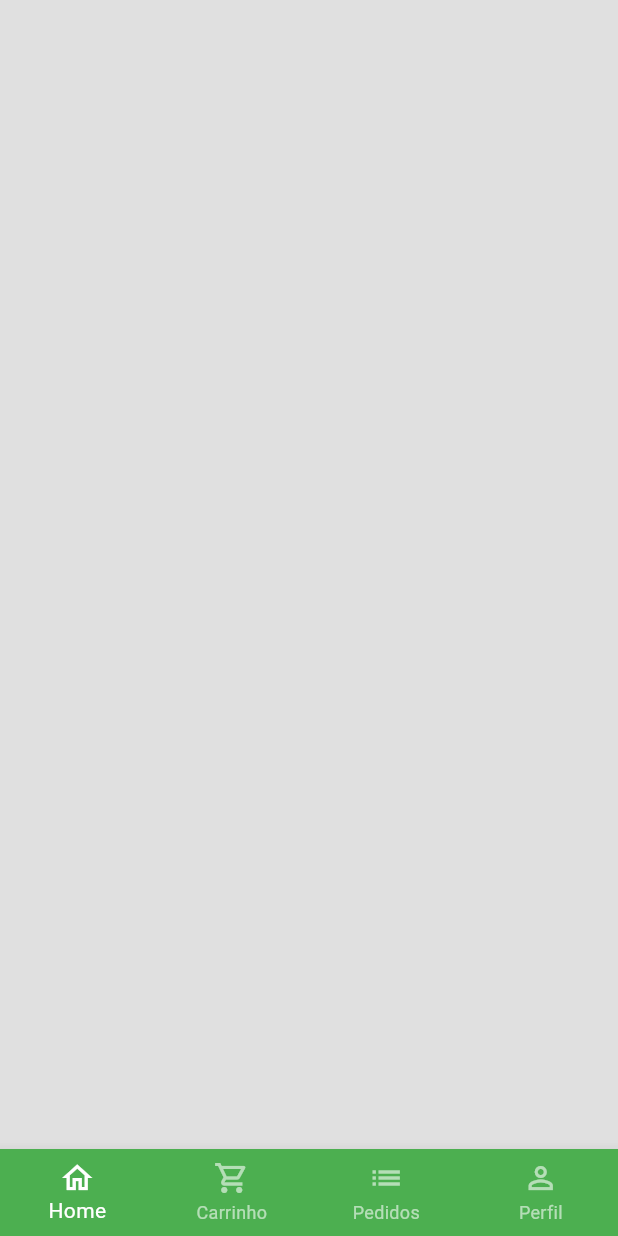
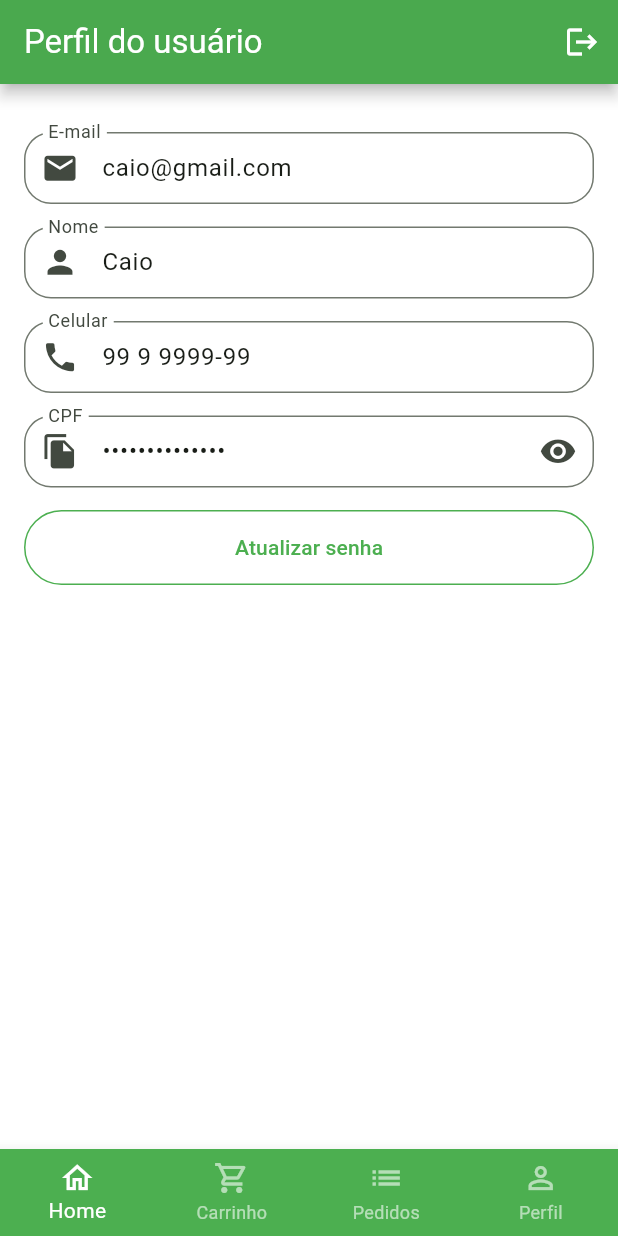
Before and after one commit to CaioReis29/greenGroocer, a Flutter app: the BaseScreen screen opened directly, swiped to page 4, on a phone screen of 412 x 824 dp. Run offline on Flutter 3.47's test engine with Material 2 defaults, Android fonts, the phone set to English and light mode, and no system bars; our stand-ins replace animated_text_kit, badges, mask_text_input_formatter.

Commit message:
feat: profile screen with password update created

```diff
--- a/lib/src/config/app_data.dart
+++ b/lib/src/config/app_data.dart
@@ -1,4 +1,5 @@
 import 'package:greengrocer/src/models/cart_item_model.dart';
+import 'package:greengrocer/src/models/user_model.dart';
 
 import '../models/item_model.dart';
 
@@ -81,3 +82,11 @@ List<CartItemModel> cartItem = [
   CartItemModel(item: papaya, quantity: 5),
   CartItemModel(item: kiwi, quantity: 11),
 ];
+
+UserModel user = UserModel(
+  name: "Caio",
+  email: "caio@gmail.com",
+  phone: "99 9 9999-99",
+  cpf: "999.999.999-99",
+  password: "",
+);
--- a/lib/src/screens/auth/sign_in_screen.dart
+++ b/lib/src/screens/auth/sign_in_screen.dart
@@ -1,6 +1,6 @@
 import 'package:animated_text_kit/animated_text_kit.dart';
 import 'package:flutter/material.dart';
-import 'package:greengrocer/src/screens/auth/components/custom_text_field.dart';
+import 'package:greengrocer/src/screens/common/custom_text_field.dart';
 import 'package:greengrocer/src/screens/auth/sign_up_screen.dart';
 import 'package:greengrocer/src/screens/base/base_screen.dart';
 import 'package:greengrocer/src/config/custom_colors.dart';
--- a/lib/src/screens/auth/sign_up_screen.dart
+++ b/lib/src/screens/auth/sign_up_screen.dart
@@ -1,7 +1,7 @@
 import 'package:flutter/material.dart';
 import 'package:mask_text_input_formatter/mask_text_input_formatter.dart';
 import '../../config/custom_colors.dart';
-import 'components/custom_text_field.dart';
+import '../common/custom_text_field.dart';
 
 class SignUpScreen extends StatelessWidget {
   SignUpScreen({super.key});
--- a/lib/src/screens/base/base_screen.dart
+++ b/lib/src/screens/base/base_screen.dart
@@ -1,6 +1,7 @@
 import 'package:flutter/material.dart';
 import 'package:greengrocer/src/screens/cart/cart_tab.dart';
 import 'package:greengrocer/src/screens/home/home_tab.dart';
+import 'package:greengrocer/src/screens/profile/profile_tab.dart';
 
 class BaseScreen extends StatefulWidget {
   const BaseScreen({super.key});
@@ -21,13 +22,11 @@ class _BaseScreenState extends State<BaseScreen> {
         physics: const NeverScrollableScrollPhysics(),
         children: [
           const HomeTab(),
-          CartTab(),
-          Container(
-            color: Colors.black38,
-          ),
+          const CartTab(),
           Container(
             color: Colors.black12,
           ),
+          const ProfileTab(),
         ],
       ),
       bottomNavigationBar: BottomNavigationBar(
--- a/lib/src/screens/cart/cart_tab.dart
+++ b/lib/src/screens/cart/cart_tab.dart
@@ -90,6 +90,7 @@ class _CartTabState extends State<CartTab> {
                   height: 50,
                   child: ElevatedButton(
                     onPressed: () async {
+                      // ignore: unused_local_variable
                       bool? result = await showOrderConfirmation();
                     },
                     style: ElevatedButton.styleFrom(
--- a/lib/src/screens/auth/components/custom_text_field.dart
+++ b/lib/src/screens/common/custom_text_field.dart
@@ -10,6 +10,8 @@ class CustomTextField extends StatefulWidget {
     this.sufix,
     this.isSecret = false,
     this.inputFormatters,
+    this.initialValue,
+    this.readOnly = false,
   }) : super(key: key);
 
   final IconData? prefix;
@@ -17,6 +19,8 @@ class CustomTextField extends StatefulWidget {
   final IconData? sufix;
   final bool isSecret;
   final List<TextInputFormatter>? inputFormatters;
+  final String? initialValue;
+  final bool? readOnly;
 
   @override
   State<CustomTextField> createState() => _CustomTextFieldState();
@@ -39,7 +43,9 @@ class _CustomTextFieldState extends State<CustomTextField> {
         bottom: 15,
       ),
       child: TextFormField(
+        readOnly: widget.readOnly!,
         inputFormatters: widget.inputFormatters,
+        initialValue: widget.initialValue,
         obscureText: isObscure,
         decoration: InputDecoration(
           prefixIcon: Icon(
--- /dev/null
+++ b/lib/src/screens/profile/profile_tab.dart
@@ -0,0 +1,147 @@
+import 'package:flutter/material.dart';
+import 'package:greengrocer/src/screens/common/custom_text_field.dart';
+import 'package:greengrocer/src/config/app_data.dart' as app_data;
+
+class ProfileTab extends StatefulWidget {
+  const ProfileTab({super.key});
+
+  @override
+  State<ProfileTab> createState() => _ProfileTabState();
+}
+
+class _ProfileTabState extends State<ProfileTab> {
+  @override
+  Widget build(BuildContext context) {
+    return Scaffold(
+      appBar: AppBar(
+        title: const Text(
+          'Perfil do usuário',
+          style: TextStyle(color: Colors.white),
+        ),
+        backgroundColor: Colors.green,
+        shadowColor: Colors.black,
+        elevation: 4,
+        actions: [
+          IconButton(
+            onPressed: () {},
+            icon: const Icon(
+              Icons.logout,
+              color: Colors.white,
+            ),
+          ),
+        ],
+      ),
+      body: ListView(
+        physics: const BouncingScrollPhysics(),
+        padding: const EdgeInsets.fromLTRB(16, 32, 16, 16),
+        children: [
+          CustomTextField(
+            prefix: Icons.email,
+            label: 'E-mail',
+            initialValue: app_data.user.email,
+            readOnly: true,
+          ),
+          CustomTextField(
+            prefix: Icons.person,
+            label: 'Nome',
+            initialValue: app_data.user.name,
+            readOnly: true,
+          ),
+          CustomTextField(
+            prefix: Icons.phone,
+            label: 'Celular',
+            initialValue: app_data.user.phone,
+            readOnly: true,
+          ),
+          CustomTextField(
+            prefix: Icons.file_copy,
+            label: 'CPF',
+            isSecret: true,
+            initialValue: app_data.user.cpf,
+            readOnly: true,
+          ),
+          SizedBox(
+            height: 50,
+            child: OutlinedButton(
+              onPressed: () => updatePass(),
+              style: OutlinedButton.styleFrom(
+                side: const BorderSide(
+                  color: Colors.green,
+                ),
+              ),
+              child: const Text(
+                "Atualizar senha",
+                style: TextStyle(color: Colors.green),
+              ),
+            ),
+          ),
+        ],
+      ),
+    );
+  }
+
+  Future<void> updatePass() => showDialog(
+        context: context,
+        builder: (c) => Dialog(
+          child: Stack(
+            children: [
+              Padding(
+                padding: const EdgeInsets.all(16.0),
+                child: Column(
+                  mainAxisSize: MainAxisSize.min,
+                  crossAxisAlignment: CrossAxisAlignment.stretch,
+                  children: [
+                    const Padding(
+                      padding: EdgeInsets.symmetric(vertical: 12),
+                      child: Text(
+                        "Atualizar senha",
+                        textAlign: TextAlign.center,
+                        style: TextStyle(
+                          fontSize: 18,
+                          fontWeight: FontWeight.bold,
+                        ),
+                      ),
+                    ),
+                    const CustomTextField(
+                      prefix: Icons.lock,
+                      label: "Senha atual",
+                      isSecret: true,
+                    ),
+                    const CustomTextField(
+                      prefix: Icons.lock_outline,
+                      label: "Senha atual",
+                      isSecret: true,
+                    ),
+                    const CustomTextField(
+                      prefix: Icons.lock_outline,
+                      label: "Senha atual",
+                      isSecret: true,
+                    ),
+                    ElevatedButton(
+                      onPressed: () {},
+                      style: ElevatedButton.styleFrom(
+                        backgroundColor: Colors.green,
+                      ),
+                      child: const Text(
+                        "Atualizar",
+                        style: TextStyle(
+                          color: Colors.white,
+                        ),
+                      ),
+                    ),
+                  ],
+                ),
+              ),
+              Positioned(
+                top: 5,
+                right: 5,
+                child: IconButton(
+                  onPressed: () => Navigator.of(context).pop(),
+                  icon: const Icon(Icons.close),
+                ),
+              ),
+            ],
+          ),
+        ),
+      );
+}
```
Also changed, not shown: lib/src/models/user_model.dart (added, +16 -0 lines). Lines whose indentation alone changed are shown as unchanged.
